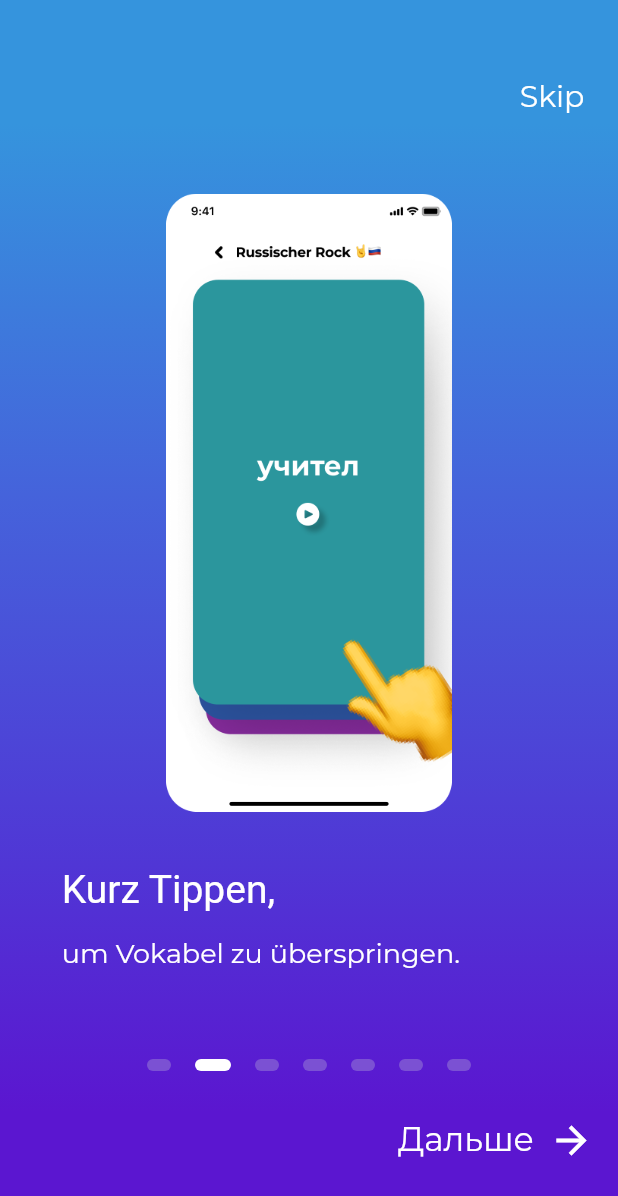
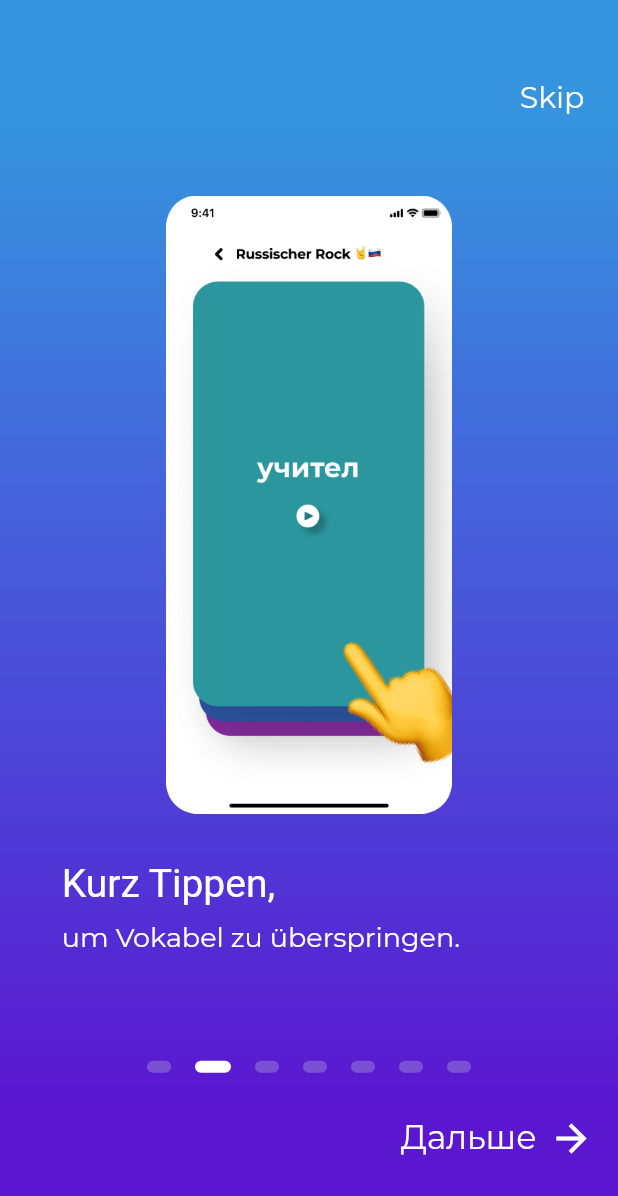
Before and after one commit to HannHank/Vocablii, a Flutter app: the screen it shows after launch, swiped to page 2, on a phone screen of 412 x 824 dp. Shown: the top 1196 px of the screen. Run offline on Flutter 3.47's test engine with Material 2 defaults, Android fonts, the phone set to English and light mode, and no system bars; our stand-ins replace assets_audio_player, cloud_firestore, firebase_auth, firebase_core, firebase_storage, flutter_markdown and 1 more; missing offline and left inert: autocomplete_textfield, flutter_statusbarcolor; accounts and stored records are empty; Roboto replaces fonts that are missing (CM Sans Serif); project files that could hold a hidden picture were left out.

Commit message:
changed padding - onboarding

```diff
--- a/lib/pages/onboarding_screen.dart
+++ b/lib/pages/onboarding_screen.dart
@@ -60,7 +60,7 @@ class _OnboardingScreenState extends State<OnboardingScreen> {
             ),
           ),
           child: Padding(
-            padding: EdgeInsets.symmetric(vertical: 40.0),
+            padding: EdgeInsets.symmetric(vertical: SizeConfig.blockSizeVertical * 5),
             child: Column(
               crossAxisAlignment: CrossAxisAlignment.stretch,
               children: <Widget>[
@@ -89,7 +89,7 @@ class _OnboardingScreenState extends State<OnboardingScreen> {
                     },
                     children: <Widget>[
                       Padding(
-                      padding: EdgeInsets.all(SizeConfig.blockSizeVertical * 5),
+                      padding: EdgeInsets.all(SizeConfig.blockSizeVertical * 4),
                         child: Column(
                           crossAxisAlignment: CrossAxisAlignment.start,
                           children: <Widget>[
@@ -99,15 +99,15 @@ class _OnboardingScreenState extends State<OnboardingScreen> {
                                   'assets/images/Logo.png',
                                 ),
                                 height: SizeConfig.blockSizeVertical * 40,
-                                width: SizeConfig.blockSizeVertical * 5400,
+                                width: SizeConfig.blockSizeVertical * 40,
                               ),
                             ),
-                            SizedBox(height: 30.0),
+                            SizedBox(height: SizeConfig.blockSizeVertical * 2),
                             Text(
                               'Lerne neue Vokabeln,\nganz einfach unterwegs',
                               style: kTitleStyle,
                             ),
-                            SizedBox(height: 15.0),
+                            SizedBox(height: SizeConfig.blockSizeVertical * 2.5),
                             Text(
                               'Mit dieser App gelingt es dir spielerisch, alle Prüfungsthemen zu lernen und ohne Probleme auf russisch über sie zu reden.',
                               style: kSubtitleStyle,
@@ -129,12 +129,12 @@ class _OnboardingScreenState extends State<OnboardingScreen> {
                                 width: SizeConfig.blockSizeVertical * 50,
                               ),
                             ),
-                            SizedBox(height: 30.0),
+                            SizedBox(height:  SizeConfig.blockSizeVertical * 3),
                             Text(
                               'Kurz Tippen,',
                               style: kTitleStyle,
                             ),
-                            SizedBox(height: 15.0),
+                            SizedBox(height:  SizeConfig.blockSizeVertical),
                             Text(
                               'um Vokabel zu überspringen.',
                               style: kSubtitleStyle,
@@ -156,12 +156,12 @@ class _OnboardingScreenState extends State<OnboardingScreen> {
                                 width: SizeConfig.blockSizeVertical * 50,
                               ),
                             ),
-                            SizedBox(height: 30.0),
+                            SizedBox(height:SizeConfig.blockSizeVertical * 3),
                             Text(
                               'Lange Drücken,',
                               style: kTitleStyle,
                             ),
-                            SizedBox(height: 15.0),
+                            SizedBox(height: SizeConfig.blockSizeVertical),
                             Text(
                               'um die Übersetzung anzuzeigen.',
                               style: kSubtitleStyle,
@@ -183,12 +183,12 @@ class _OnboardingScreenState extends State<OnboardingScreen> {
                                 width: SizeConfig.blockSizeVertical * 50,
                               ),
                             ),
-                            SizedBox(height: 30.0),
+                            SizedBox(height: SizeConfig.blockSizeVertical * 3),
                             Text(
                               'Zweimal Tippen,',
                               style: kTitleStyle,
                             ),
-                            SizedBox(height: 15.0),
+                            SizedBox(height: SizeConfig.blockSizeVertical),
                             Text(
                               'um in den Vokabeln zurück zugehen.',
                               style: kSubtitleStyle,
@@ -210,12 +210,12 @@ class _OnboardingScreenState extends State<OnboardingScreen> {
                                 width: SizeConfig.blockSizeVertical * 50,
                               ),
                             ),
-                            SizedBox(height: 30.0),
+                            SizedBox(height: SizeConfig.blockSizeVertical * 3),
                             Text(
                               'Tippe auf den Titel,',
                               style: kTitleStyle,
                             ),
-                            SizedBox(height: 15.0),
+                            SizedBox(height: SizeConfig.blockSizeVertical),
                             Text(
                               'um in das Hauptmenü zu gelangen.',
                               style: kSubtitleStyle,
@@ -237,12 +237,12 @@ class _OnboardingScreenState extends State<OnboardingScreen> {
                                 width: SizeConfig.blockSizeVertical * 50,
                               ),
                             ),
-                            SizedBox(height: 30.0),
+                            SizedBox(height: SizeConfig.blockSizeVertical * 3),
                             Text(
                               'Swipe die Themen,',
                               style: kTitleStyle,
                             ),
-                            SizedBox(height: 15.0),
+                            SizedBox(height: SizeConfig.blockSizeVertical),
                             Text(
                               'und lerne Vokabeln die du kannst/ nicht kannst.',
                               style: kSubtitleStyle,
@@ -264,12 +264,12 @@ class _OnboardingScreenState extends State<OnboardingScreen> {
                                 width: SizeConfig.blockSizeVertical * 50,
                               ),
                             ),
-                            SizedBox(height: 30.0),
+                            SizedBox(height: SizeConfig.blockSizeVertical * 3),
                             Text(
                               'Lerne in Blöcken,',
                               style: kTitleStyle,
                             ),
-                            SizedBox(height: 15.0),
+                            SizedBox(height: SizeConfig.blockSizeVertical),
                             Text(
                               'und steigere deine Effektivität.',
                               style: kSubtitleStyle,
@@ -307,7 +307,7 @@ class _OnboardingScreenState extends State<OnboardingScreen> {
                                     fontSize: 22.0,
                                   ),
                                 ),
-                                SizedBox(width: 10.0),
+                                SizedBox(width: SizeConfig.blockSizeVertical),
                                 Icon(
                                   Icons.arrow_forward,
                                   color: Colors.white,
@@ -326,14 +326,14 @@ class _OnboardingScreenState extends State<OnboardingScreen> {
       ),
       bottomSheet: _currentPage == _numPages - 1
           ? Container(
-              height: 100.0,
+              height: SizeConfig.blockSizeVertical * 10,
               width: double.infinity,
               color: Colors.white,
               child: GestureDetector(
                 onTap: () => widget.args != null ? Navigator.pushNamed(context, widget.args['namedRoute']):Navigator.pushNamed(context, Login.route),
                 child: Center(
                   child: Padding(
-                    padding: EdgeInsets.only(bottom: 30.0),
+                    padding: EdgeInsets.only(bottom: SizeConfig.blockSizeVertical),
                     child: Text(
                       'Get started',
                       style: TextStyle(
--- a/pubspec.yaml
+++ b/pubspec.yaml
@@ -15,7 +15,7 @@ publish_to: "none" # Remove this line if you wish to publish to pub.dev
 # In iOS, build-name is used as CFBundleShortVersionString while build-number used as CFBundleVersion.
 # Read more about iOS versioning at
 # https://developer.apple.com/library/archive/documentation/General/Reference/InfoPlistKeyReference/Articles/CoreFoundationKeys.html
-version: 1.0.0+2
+version: 1.0.0+4
 
 environment:
   sdk: ">=2.7.0 <3.0.0"
```
